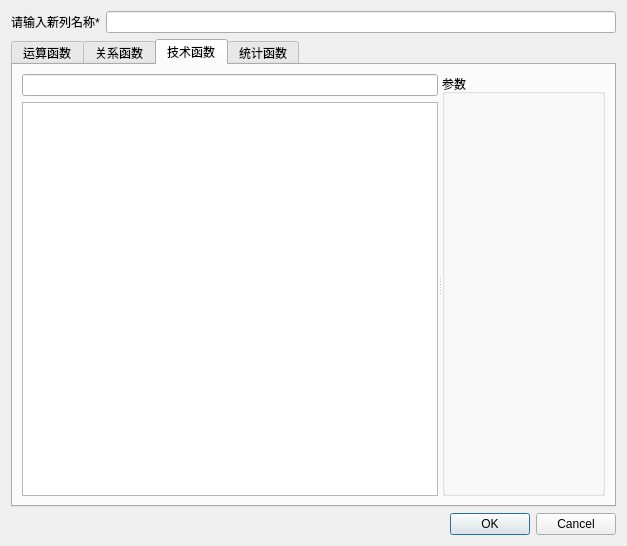
Old version of the form ui/function_dialog.ui in the repository fj11/backtesters.
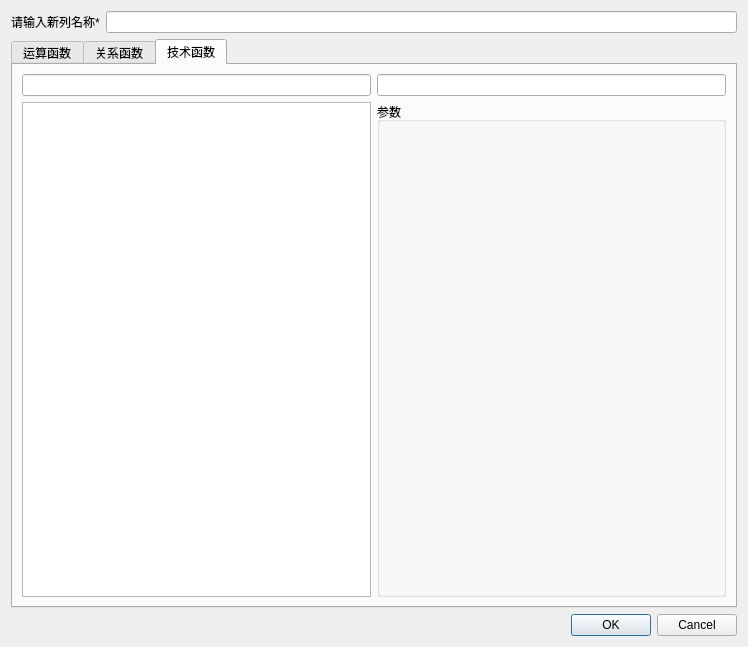
New version of the form. The open tabs and pages were chosen to show the change.

```diff
--- a/ui/function_dialog.ui
+++ b/ui/function_dialog.ui
@@ -6,8 +6,8 @@
    <rect>
     <x>0</x>
     <y>0</y>
-    <width>627</width>
-    <height>546</height>
+    <width>748</width>
+    <height>647</height>
    </rect>
   </property>
   <property name="windowTitle">
@@ -203,13 +203,8 @@
         <attribute name="title">
          <string>技术函数</string>
         </attribute>
-        <layout class="QVBoxLayout" name="verticalLayout_3">
+        <layout class="QHBoxLayout" name="horizontalLayout_6">
          <item>
-          <widget class="QSplitter" name="splitter">
-           <property name="orientation">
-            <enum>Qt::Horizontal</enum>
-           </property>
-           <widget class="QWidget" name="layoutWidget">
             <layout class="QVBoxLayout" name="verticalLayout_2">
              <item>
               <widget class="QLineEdit" name="search_input"/>
@@ -227,20 +222,35 @@
               </widget>
              </item>
             </layout>
-           </widget>
+         </item>
+         <item>
+          <layout class="QVBoxLayout" name="verticalLayout_3">
+           <item>
+            <widget class="QLineEdit" name="display_name">
+             <property name="readOnly">
+              <bool>true</bool>
+             </property>
+            </widget>
+           </item>
+           <item>
            <widget class="QGroupBox" name="parameter_box">
+             <property name="sizePolicy">
+              <sizepolicy hsizetype="Expanding" vsizetype="Expanding">
+               <horstretch>0</horstretch>
+               <verstretch>0</verstretch>
+              </sizepolicy>
+             </property>
             <property name="title">
              <string>参数</string>
             </property>
-           </widget>
-          </widget>
-         </item>
-        </layout>
-       </widget>
-       <widget class="QWidget" name="sta_tab">
-        <attribute name="title">
-         <string>统计函数</string>
-        </attribute>
+             <property name="checkable">
+              <bool>false</bool>
+             </property>
+            </widget>
+           </item>
+          </layout>
+         </item>
+        </layout>
        </widget>
       </widget>
      </item>
```
Lines whose indentation alone changed are shown as unchanged.
